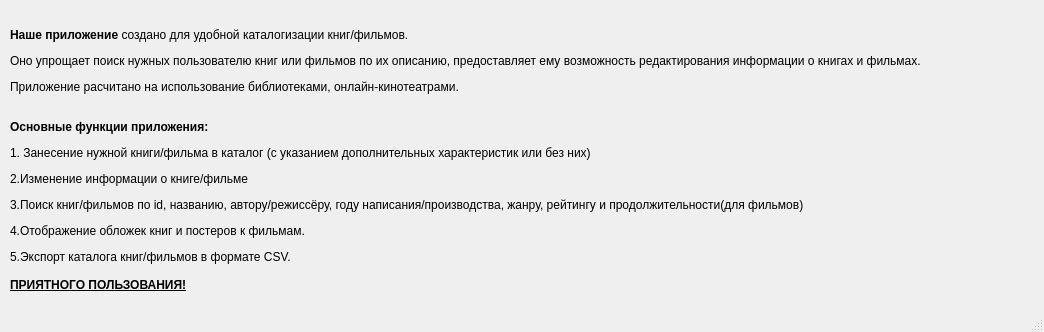
Old version of the form My_Project/reference.ui in the repository alizalas/QtProject.
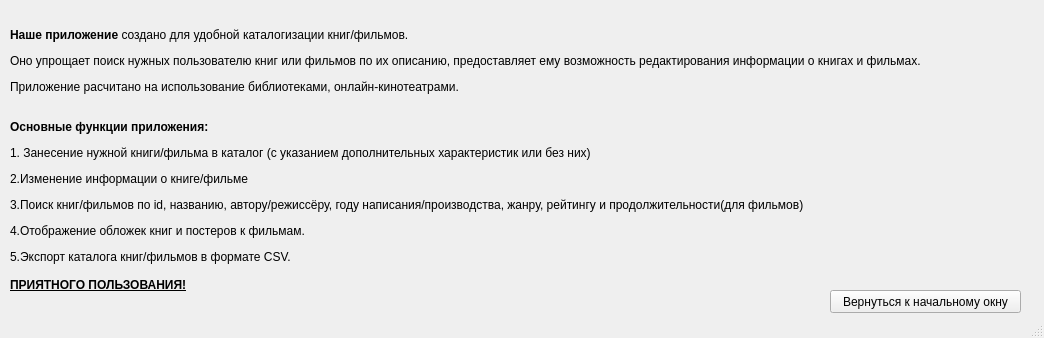
New version of the form.

What changed in the file:
```diff
--- a/My_Project/reference.ui
+++ b/My_Project/reference.ui
@@ -7,7 +7,7 @@
     <x>0</x>
     <y>0</y>
     <width>1044</width>
-    <height>332</height>
+    <height>338</height>
    </rect>
   </property>
   <property name="windowTitle">
@@ -27,6 +27,19 @@
      <string>&lt;html&gt;&lt;head/&gt;&lt;body&gt;&lt;p&gt;&lt;span style=&quot; font-weight:600;&quot;&gt;Наше приложение&lt;/span&gt; создано для удобной каталогизации книг/фильмов.&lt;/p&gt;&lt;p&gt;Оно упрощает поиск нужных пользователю книг или фильмов по их описанию, предоставляет ему возможность редактирования информации о книгах и фильмах.&lt;/p&gt;&lt;p&gt;Приложение расчитано на использование библиотеками, онлайн-кинотеатрами. &lt;br/&gt;&lt;/p&gt;&lt;p&gt;&lt;span style=&quot; font-weight:600;&quot;&gt;Основные функции приложения:&lt;/span&gt;&lt;/p&gt;&lt;p&gt;1. Занесение нужной книги/фильма в каталог (с указанием дополнительных характеристик или без них)&lt;/p&gt;&lt;p&gt;2.Изменение информации о книге/фильме&lt;/p&gt;&lt;p&gt;3.Поиск книг/фильмов по id, названию, автору/режиссёру, году написания/производства, жанру, рейтингу и продолжительности(для фильмов)&lt;/p&gt;&lt;p&gt;4.Отображение обложек книг и постеров к фильмам.&lt;/p&gt;&lt;p&gt;5.Экспорт каталога книг/фильмов в формате CSV.&lt;br/&gt;&lt;span style=&quot; font-weight:600; text-decoration: underline;&quot;&gt;&lt;br/&gt;ПРИЯТНОГО ПОЛЬЗОВАНИЯ!&lt;/span&gt;&lt;/p&gt;&lt;/body&gt;&lt;/html&gt;</string>
     </property>
    </widget>
+   <widget class="QPushButton" name="returne">
+    <property name="geometry">
+     <rect>
+      <x>830</x>
+      <y>290</y>
+      <width>191</width>
+      <height>23</height>
+     </rect>
+    </property>
+    <property name="text">
+     <string>Вернуться к начальному окну</string>
+    </property>
+   </widget>
   </widget>
   <widget class="QMenuBar" name="menubar">
    <property name="geometry">
```
